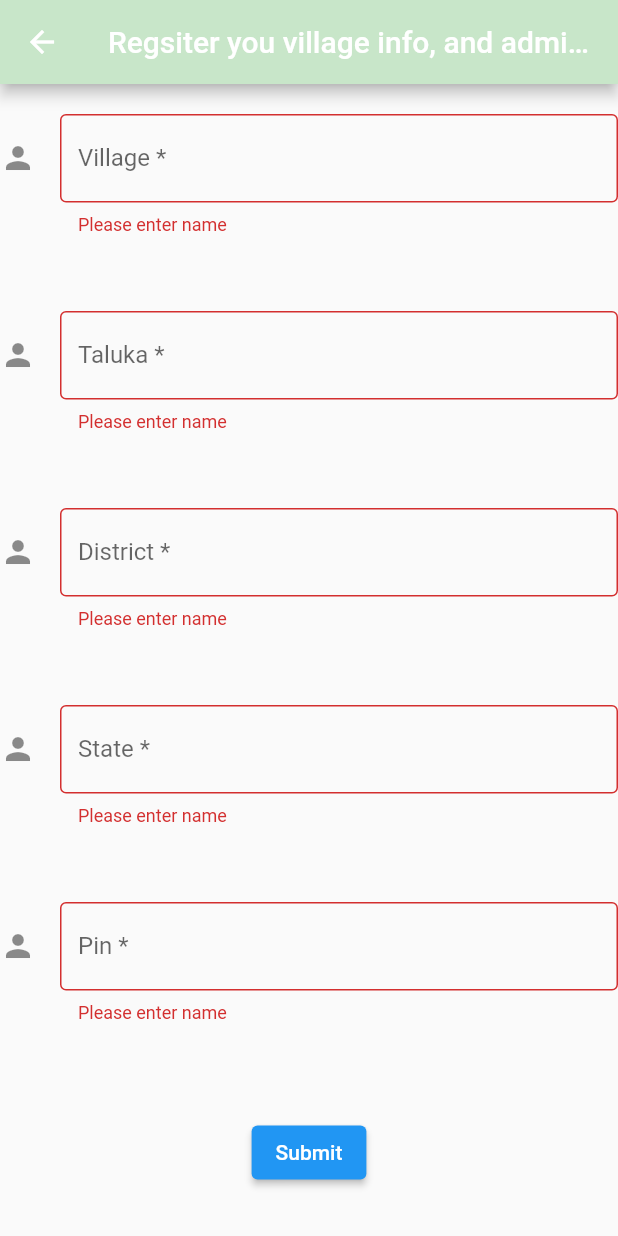
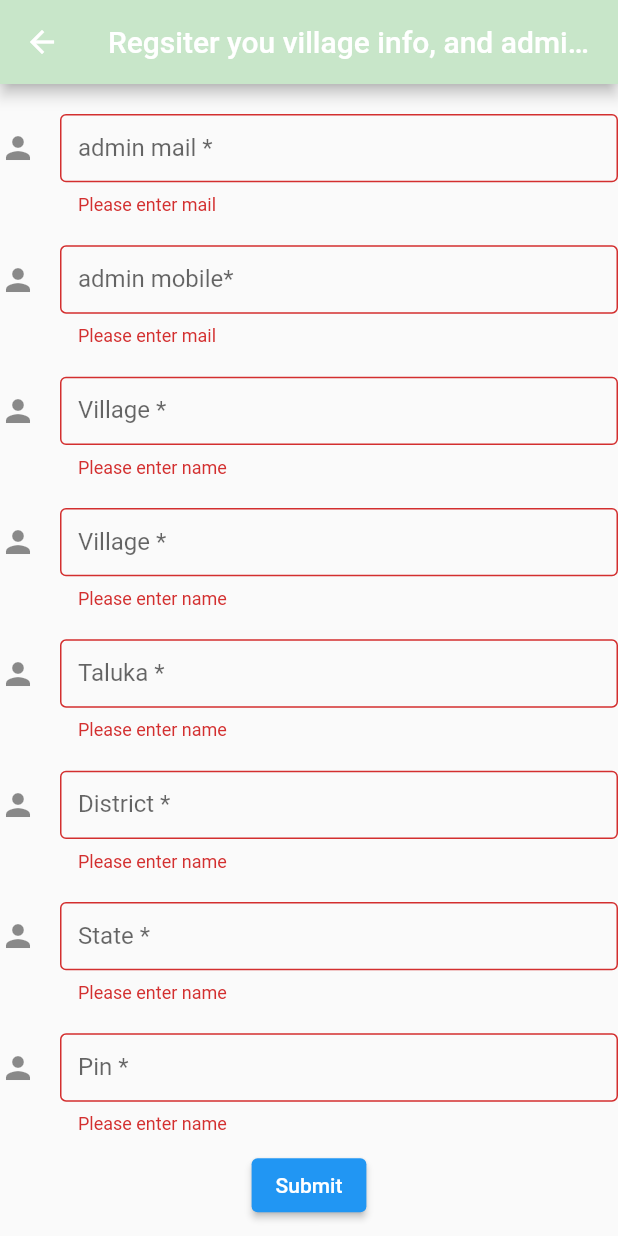
Before and after one commit to chetanshivaji/inputInfoGram, a Flutter app: the registerInfo screen opened by its route, after a tap on "Submit", on a phone screen of 412 x 824 dp. Run offline on Flutter 3.47's test engine with Material 2 defaults, Android fonts, the phone set to English and light mode, and no system bars; our stand-ins replace cloud_firestore, firebase_auth, firebase_core; accounts and stored records are empty.

Commit message:
app icon, register admin details UI

```diff
--- a/lib/myApp.dart
+++ b/lib/myApp.dart
@@ -15,7 +15,7 @@ class MyApp extends StatelessWidget {
   Widget build(BuildContext context) {
     return Scaffold(
       appBar: AppBar(
-        title: const Text('in/remove Entry'),
+        title: const Text('Admin, Register, approve, make db'),
       ),
       body: Center(
         child: Row(
--- a/lib/screen/registerInfo.dart
+++ b/lib/screen/registerInfo.dart
@@ -31,6 +31,66 @@ class _registerInfoState extends State<registerInfo> {
         child: Column(
           crossAxisAlignment: CrossAxisAlignment.start,
           children: <Widget>[
+            Padding(
+              padding: EdgeInsets.only(top: 20),
+            ),
+            Expanded(
+              child: TextFormField(
+                keyboardType: TextInputType.text,
+                decoration: InputDecoration(
+                    border: OutlineInputBorder(),
+                    icon: Icon(Icons.person),
+                    hintText: "Enter admin mail",
+                    labelText: "admin mail *"),
+                validator: (value) {
+                  if (value == null || value.isEmpty) {
+                    return 'Please enter mail';
+                  }
+                  village = value;
+                  return null;
+                },
+              ),
+            ),
+            Padding(
+              padding: EdgeInsets.only(top: 20),
+            ),
+            Expanded(
+              child: TextFormField(
+                keyboardType: TextInputType.text,
+                decoration: InputDecoration(
+                    border: OutlineInputBorder(),
+                    icon: Icon(Icons.person),
+                    hintText: "Enter mobile",
+                    labelText: "admin mobile*"),
+                validator: (value) {
+                  if (value == null || value.isEmpty) {
+                    return 'Please enter mail';
+                  }
+                  village = value;
+                  return null;
+                },
+              ),
+            ),
+            Padding(
+              padding: EdgeInsets.only(top: 20),
+            ),
+            Expanded(
+              child: TextFormField(
+                keyboardType: TextInputType.text,
+                decoration: InputDecoration(
+                    border: OutlineInputBorder(),
+                    icon: Icon(Icons.person),
+                    hintText: "Enter village name",
+                    labelText: "Village *"),
+                validator: (value) {
+                  if (value == null || value.isEmpty) {
+                    return 'Please enter name';
+                  }
+                  village = value;
+                  return null;
+                },
+              ),
+            ),
             Padding(
               padding: EdgeInsets.only(top: 20),
             ),
```
Also changed, not shown: 7 other files.
